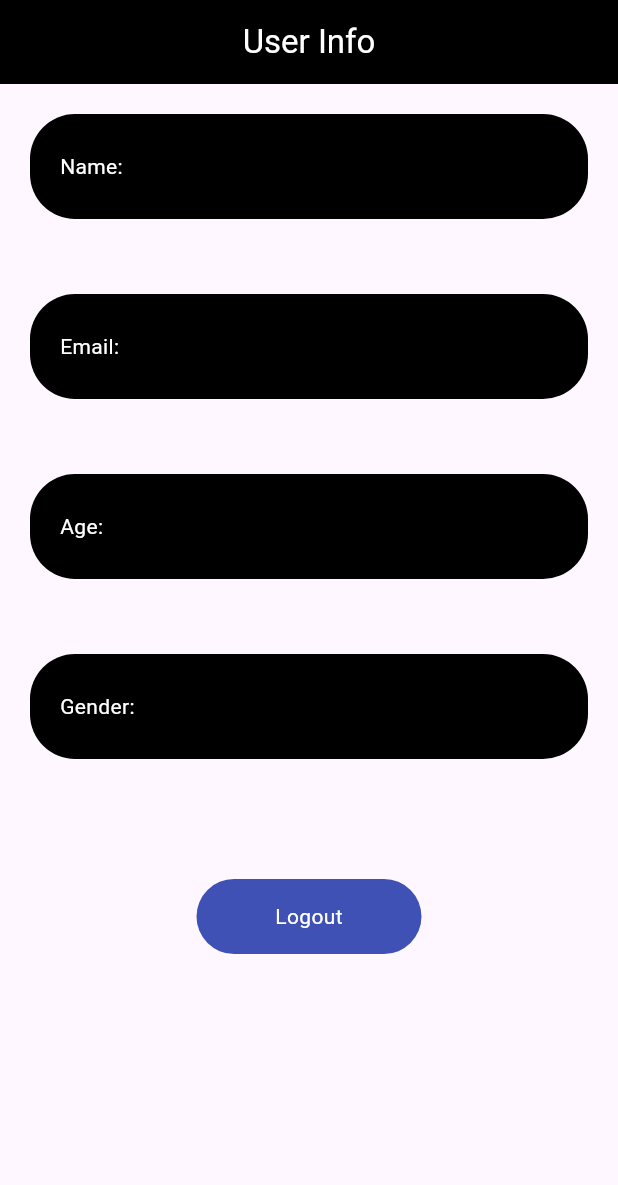
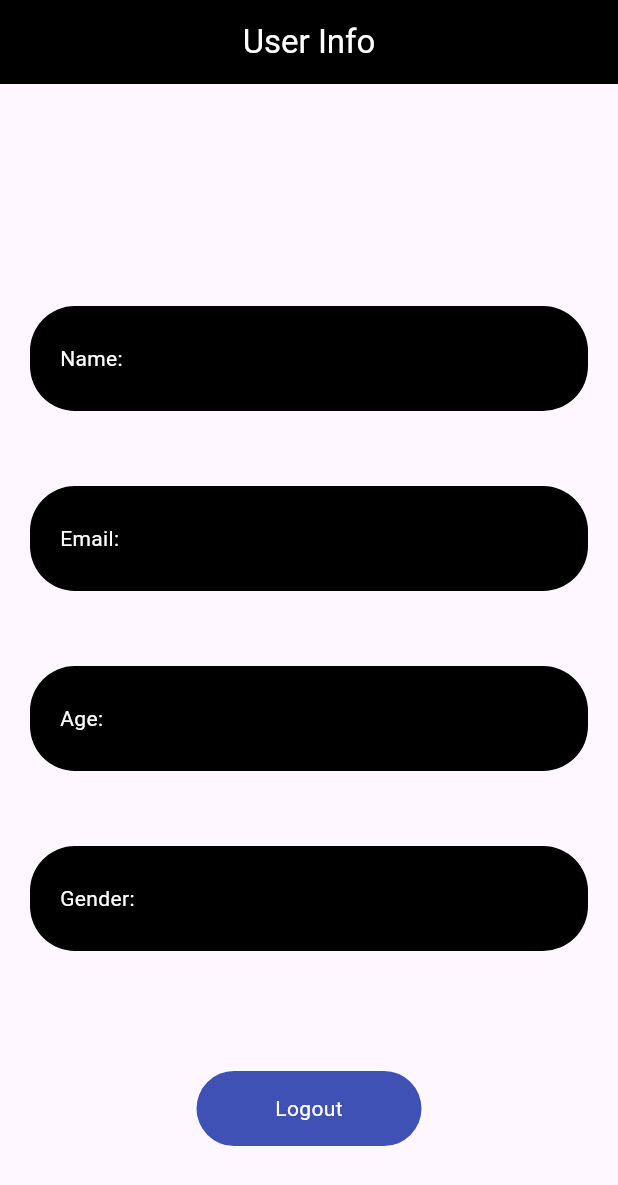
Before and after one commit to ZainR10/Flutter-Rooms, a Flutter app: the Info screen opened by its route, on a phone screen of 412 x 824 dp. Shown: the top 1185 px of the screen. Run offline on Flutter 3.47's test engine with Material 3 defaults, Android fonts, the phone set to English and light mode, and no system bars; our stand-ins replace shared_preferences; accounts and stored records are empty.

Commit message:
created a container class as a component

```diff
--- /dev/null
+++ b/lib/components/my_container.dart
@@ -0,0 +1,19 @@
+import 'package:flutter/material.dart';
+
+class MyContainer extends StatelessWidget {
+  const MyContainer({super.key, required this.child});
+
+  final Widget child;
+
+  @override
+  Widget build(BuildContext context) {
+    return Container(
+      height: 70,
+      decoration: BoxDecoration(
+        color: Colors.black,
+        borderRadius: BorderRadius.circular(30),
+      ),
+      child: child, // Ensure the child is rendered within the container
+    );
+  }
+}
--- a/lib/info.dart
+++ b/lib/info.dart
@@ -1,4 +1,5 @@
 import 'package:flutter/material.dart';
+import 'package:flutter_rooms/components/my_container.dart';
 // import 'package:flutter_rooms/login.dart';
 import 'package:flutter_rooms/utils/routes_name.dart';
 import 'package:shared_preferences/shared_preferences.dart';
@@ -41,14 +42,14 @@ class _InfoState extends State<Info> {
         centerTitle: true,
         backgroundColor: Colors.black,
       ),
-      body: Column(children: [
+      body: Column(
+          mainAxisAlignment: MainAxisAlignment.end,
+          crossAxisAlignment: CrossAxisAlignment.center,
+          children: [
             //***name***
             Padding(
               padding: const EdgeInsets.all(20),
-          child: Container(
-            height: 70,
-            decoration: BoxDecoration(
-                color: Colors.black, borderRadius: BorderRadius.circular(30)),
+              child: MyContainer(
                 child: Padding(
                   padding: const EdgeInsets.all(20),
                   child: Row(
@@ -73,7 +74,8 @@ class _InfoState extends State<Info> {
               child: Container(
                 height: 70,
                 decoration: BoxDecoration(
-                color: Colors.black, borderRadius: BorderRadius.circular(30)),
+                    color: Colors.black,
+                    borderRadius: BorderRadius.circular(30)),
                 child: Padding(
                   padding: const EdgeInsets.all(20),
                   child: Row(
@@ -98,7 +100,8 @@ class _InfoState extends State<Info> {
               child: Container(
                 height: 70,
                 decoration: BoxDecoration(
-                color: Colors.black, borderRadius: BorderRadius.circular(30)),
+                    color: Colors.black,
+                    borderRadius: BorderRadius.circular(30)),
                 child: Padding(
                   padding: const EdgeInsets.all(20),
                   child: Row(
@@ -123,7 +126,8 @@ class _InfoState extends State<Info> {
               child: Container(
                 height: 70,
                 decoration: BoxDecoration(
-                color: Colors.black, borderRadius: BorderRadius.circular(30)),
+                    color: Colors.black,
+                    borderRadius: BorderRadius.circular(30)),
                 child: Padding(
                   padding: const EdgeInsets.all(20),
                   child: Row(
@@ -166,8 +170,8 @@ class _InfoState extends State<Info> {
                         color: Colors.indigo,
                         borderRadius: BorderRadius.circular(30)),
                     child: const Center(
-                    child:
-                        Text('Logout', style: TextStyle(color: Colors.white)))),
+                        child: Text('Logout',
+                            style: TextStyle(color: Colors.white)))),
               ),
             ),
           ]),
--- a/lib/login.dart
+++ b/lib/login.dart
@@ -137,7 +137,6 @@ class _LoginState extends State<Login> {
                           const SizedBox(height: 30),
                           // Gender dropdown
                           DropdownButtonFormField<String>(
-                            style: const TextStyle(color: Colors.white),
                             decoration: const InputDecoration(
                                 border: OutlineInputBorder(),
                                 hintText: 'Please select your Gender',
```
Lines whose indentation alone changed are shown as unchanged.
